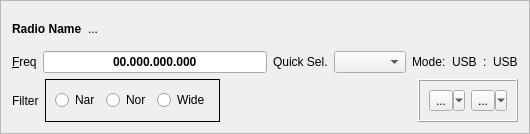
The window that mqt/MqtLogger/rigcontrolframe.ui (zsteva/backup-minos2) describes before a commit, drawn with Qt 5.
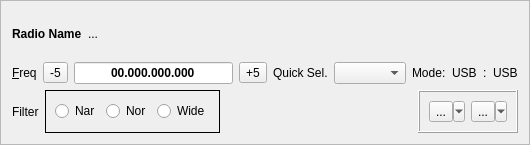
The same window after the commit. Custom widgets are drawn as their Qt base class.

Commit message: mode and passband changes in rigcontrol, remove rxpband checked and add +/- 5khz freq buttons in rigcontrolframe

```diff
--- a/mqt/MqtLogger/rigcontrolframe.ui
+++ b/mqt/MqtLogger/rigcontrolframe.ui
@@ -7,7 +7,7 @@
     <x>0</x>
     <y>0</y>
     <width>530</width>
-    <height>134</height>
+    <height>145</height>
    </rect>
   </property>
   <property name="minimumSize">
@@ -85,6 +85,16 @@
            </property>
           </widget>
          </item>
+         <item>
+          <widget class="QToolButton" name="freqDown">
+           <property name="focusPolicy">
+            <enum>Qt::NoFocus</enum>
+           </property>
+           <property name="text">
+            <string>-5</string>
+           </property>
+          </widget>
+         </item>
          <item>
           <widget class="FreqLineEdit" name="freqInput">
            <property name="font">
@@ -107,6 +117,16 @@
            </property>
           </widget>
          </item>
+         <item>
+          <widget class="QToolButton" name="freqUp">
+           <property name="focusPolicy">
+            <enum>Qt::NoFocus</enum>
+           </property>
+           <property name="text">
+            <string>+5</string>
+           </property>
+          </widget>
+         </item>
          <item>
           <widget class="QLabel" name="bandSellbl">
            <property name="text">
```
The commit also changes 11 other files.
